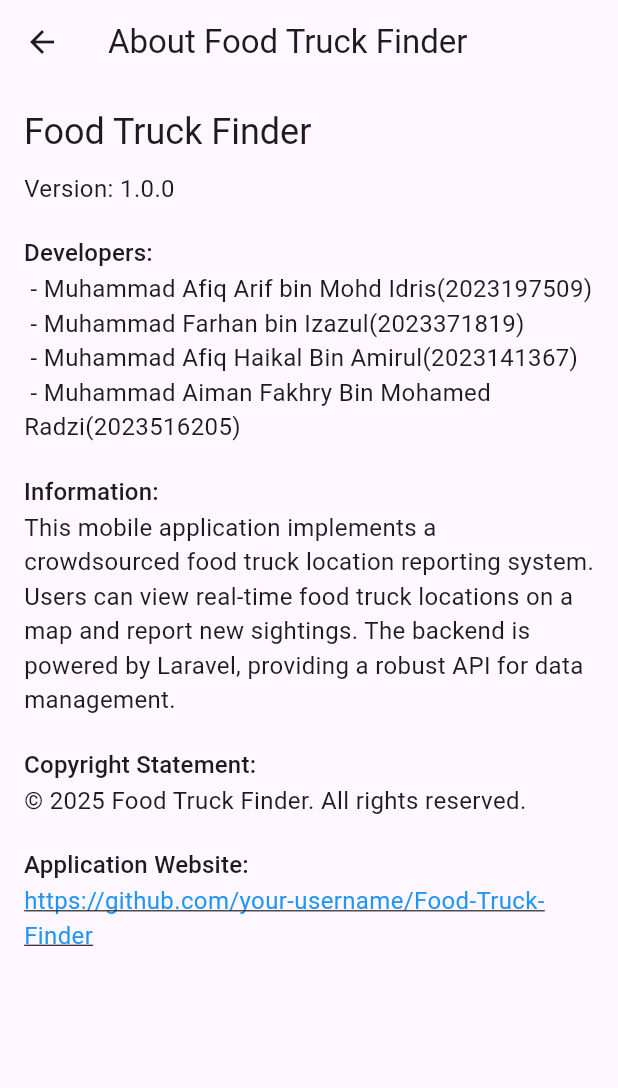
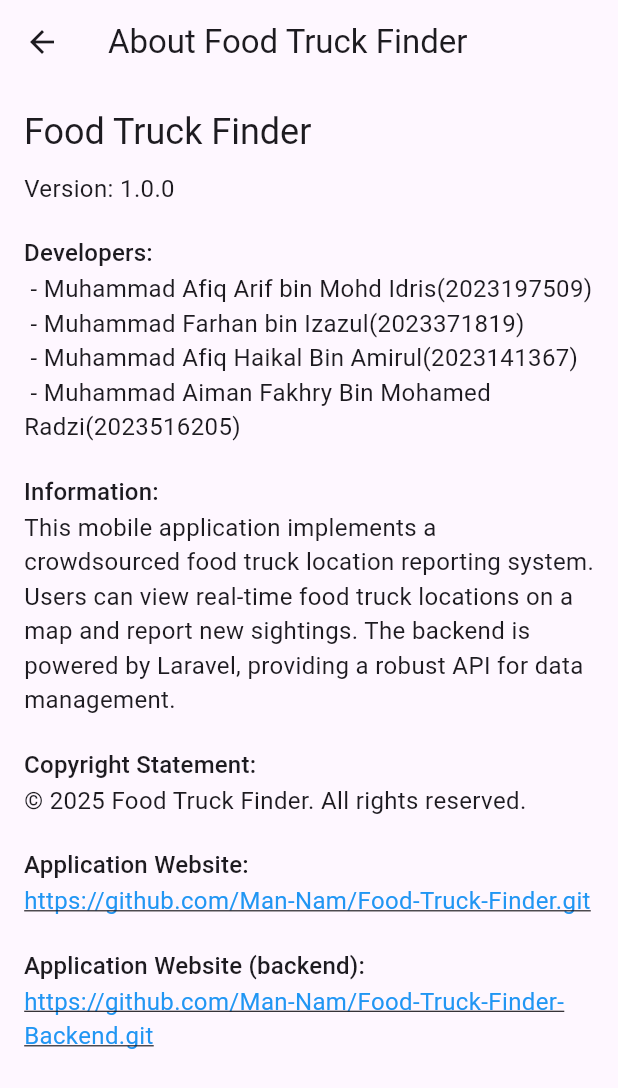
Before and after one commit to Man-Nam/Food-Truck-Finder, a Flutter app: the AboutScreen screen opened directly, on a phone screen of 412 x 824 dp. Shown: the top 1088 px of the screen. Run offline on Flutter 3.47's test engine with Material 3 defaults, Android fonts, the phone set to English and light mode, and no system bars; our stand-ins replace geolocator, google_maps_flutter, permission_handler.

Commit message:
first commit

```diff
--- a/lib/about.dart
+++ b/lib/about.dart
@@ -5,8 +5,8 @@
 class AboutScreen extends StatelessWidget {
   const AboutScreen({super.key});
 
-  final String githubUrl = 'https://github.com/your-username/Food-Truck-Finder'; // Replace with your GitHub URL
-
+  final String githubUrl = 'https://github.com/Man-Nam/Food-Truck-Finder.git';
+  final String githubUrlLaravel = 'https://github.com/Man-Nam/Food-Truck-Finder-Backend.git';
   Future<void> _launchUrl() async {
     final Uri url = Uri.parse(githubUrl);
     if (!await launchUrl(url)) {
@@ -77,6 +77,22 @@
                 ),
               ),
             ),
+            const SizedBox(height: 20),
+            Text(
+              'Application Website (backend):',
+              style: Theme.of(context).textTheme.titleMedium,
+            ),
+            InkWell(
+              onTap: _launchUrl,
+              child: Text(
+                githubUrlLaravel,
+                style: const TextStyle(
+                  fontSize: 16,
+                  color: Colors.blue,
+                  decoration: TextDecoration.underline,
+                ),
+              ),
+            ),
           ],
         ),
       ),
```
